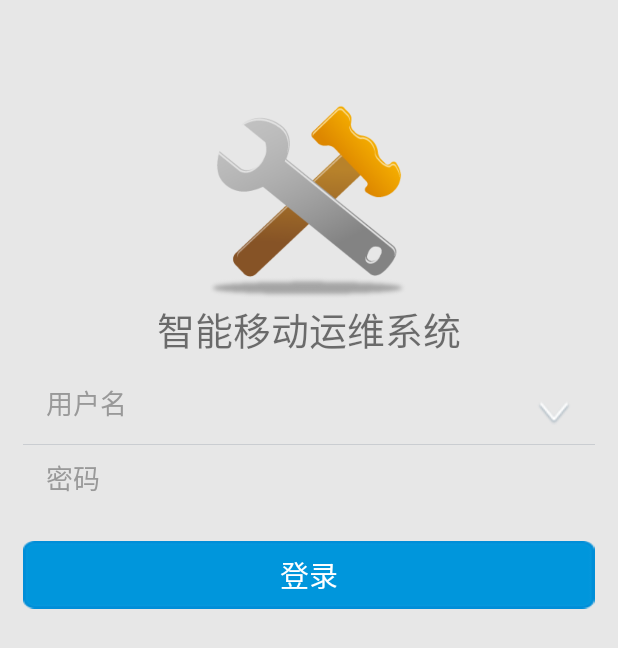
After one commit to zinsserzc/Automove, an Android app: the loginActivity screen opened directly, with no data from a screen before it, on a phone screen of 412 x 824 dp. The commit adds this screen. Shown: the top 648 px of the screen. Run offline under Robolectric (Android 15) with nearby library versions, the phone set to English and light mode, and no system bars.

Commit message:
添加登录界面

```diff
--- a/app/src/main/AndroidManifest.xml
+++ b/app/src/main/AndroidManifest.xml
@@ -17,7 +17,10 @@
         </activity>
         <activity
             android:name=".activity.HomeActivity"
-            android:theme="@style/AppTheme.NoActionBar"></activity>
+            android:theme="@style/AppTheme.NoActionBar" />
+        <activity android:name=".activity.loginActivity">
+
+        </activity>
     </application>
 
 </manifest>
--- /dev/null
+++ b/app/src/main/java/com/dawn/impetus/automove/activity/loginActivity.java
@@ -0,0 +1,156 @@
+package com.dawn.impetus.automove.activity;
+
+
+import android.support.v7.app.AppCompatActivity;
+import android.os.Bundle;
+import android.text.Editable;
+import android.text.TextWatcher;
+import android.util.Log;
+import android.view.View;
+import android.widget.Button;
+import android.widget.EditText;
+import android.widget.Toast;
+
+import com.dawn.impetus.automove.R;
+import com.dawn.impetus.automove.utils.SPUtil;
+
+
+
+public class loginActivity extends AppCompatActivity {
+
+    private EditText userName,passWord;
+    private Button loginBtn;
+
+    private String userString,pswString;
+
+
+
+    @Override
+    protected void onCreate(Bundle savedInstanceState) {
+        super.onCreate(savedInstanceState);
+        //去掉标题
+        if (getSupportActionBar() != null) {
+            getSupportActionBar().hide();
+        }
+        setContentView(R.layout.activity_login);
+        init();
+        setListener();
+
+
+    }
+    //初始化
+    private void init(){
+
+        loginBtn = (Button)findViewById(R.id.login_btnLogin);
+        userName=(EditText)findViewById(R.id.login_edtId);
+        passWord=(EditText)findViewById(R.id.login_edtPwd);
+
+    }
+
+    //设置监听
+    private void  setListener(){
+       setEditorChangeListener();
+        setLoginListener();
+
+    }
+
+
+//    //设置文本框变化监听
+    private void setEditorChangeListener(){
+        //用户名框
+        userName.addTextChangedListener(new TextWatcher() {
+            @Override
+            public void beforeTextChanged(CharSequence charSequence, int i, int i1, int i2) {
+
+            }
+
+            @Override
+            public void onTextChanged(CharSequence charSequence, int i, int i1, int i2) {
+                userString=charSequence.toString();
+            }
+
+            @Override
+            public void afterTextChanged(Editable editable) {
+
+            }
+        });
+
+        //登录密码框
+
+        passWord.addTextChangedListener(new TextWatcher() {
+            @Override
+            public void beforeTextChanged(CharSequence charSequence, int i, int i1, int i2) {
+
+            }
+
+            @Override
+            public void onTextChanged(CharSequence charSequence, int i, int i1, int i2) {
+                pswString=charSequence.toString();
+            }
+
+            @Override
+            public void afterTextChanged(Editable editable) {
+
+            }
+        });
+    }
+
+    //设置登录监听
+    private void setLoginListener(){
+
+        //按钮点击事件
+
+        loginBtn.setOnClickListener(new View.OnClickListener(){
+
+            @Override
+            public  void  onClick(View v)
+            {
+                //登录中ui
+
+
+                if(userString==null||userString.equals(""))
+                {
+                    Toast.makeText(loginActivity.this,"请输入账号",Toast.LENGTH_SHORT).show();
+
+                }else if(pswString==null||pswString.equals(""))
+                {
+                    Toast.makeText(loginActivity.this,"请输入密码",Toast.LENGTH_SHORT).show();
+                }else{
+                    saveUser();
+                    //if(登录成功)
+                    //{
+                    // saveUser();
+                    //跳转
+                    // }
+                    //else{
+                    // 登录失败toast
+                    //
+                    // }
+
+                }
+
+            }
+
+
+        });
+    }
+
+    private void saveUser(){
+        //存入用户名和密码
+        userString = userName.getText().toString();
+        pswString  = passWord.getText().toString();
+        SPUtil.put(getApplicationContext(),"userName",userString);
+        SPUtil.put(getApplicationContext(),"passWord",pswString);
+
+    }
+
+    @Override
+    protected void onStart(){
+        super.onStart();
+
+        //设置初始用户名
+        userString=SPUtil.get(getApplicationContext(),"userName","").toString();
+        if(userString!=null||!userName.equals(""))
+        userName.setText(userString);
+    }
+}
--- /dev/null
+++ b/app/src/main/res/drawable/login_button_style.xml
@@ -0,0 +1,9 @@
+<?xml version="1.0" encoding="UTF-8"?>
+<selector xmlns:android="http://schemas.android.com/apk/res/android">
+
+    <item android:drawable="@drawable/login_button_press"
+        android:state_pressed="true"/>
+    <item android:drawable="@drawable/login_button_nor"
+         android:state_pressed="false"/>
+
+</selector>
--- /dev/null
+++ b/app/src/main/res/layout/activity_login.xml
@@ -0,0 +1,111 @@
+<?xml version="1.0" encoding="utf-8"?>
+<LinearLayout xmlns:android="http://schemas.android.com/apk/res/android"
+    android:layout_width="match_parent"
+    android:layout_height="match_parent"
+    android:background="#e7e7e7"
+    android:orientation="vertical" >
+
+    <ImageView
+        android:layout_width="132dp"
+        android:layout_height="132dp"
+        android:layout_gravity="center"
+        android:layout_marginTop="68dp"
+        android:src="@drawable/icon_avatar_login" />
+    <TextView
+        android:layout_width="match_parent"
+        android:layout_height="wrap_content"
+        android:text="智能移动运维系统"
+        android:textSize="25dp"
+        android:gravity="center"
+        />
+    <LinearLayout
+        android:id="@+id/login_linearLayout"
+        android:layout_width="match_parent"
+        android:layout_height="wrap_content"
+        android:layout_gravity="center"
+        android:layout_marginLeft="15dp"
+        android:layout_marginRight="15dp"
+        android:layout_marginTop="8dp"
+        android:orientation="vertical" >
+
+        <LinearLayout
+            android:layout_width="match_parent"
+            android:layout_height="wrap_content"
+
+            android:orientation="vertical" >
+
+            <LinearLayout
+                android:id="@+id/userId_LinearLayout"
+                android:layout_width="match_parent"
+                android:layout_height="wrap_content"
+                android:gravity="right"
+                android:orientation="horizontal" >
+
+                <!-- android:ems="10"表示EditText内最多只显示10个字符，超出不显示 -->
+                <!-- android:singleLine="true"表示不能全部显示时，后面用“…”来表示 -->
+                <EditText
+                    android:id="@+id/login_edtId"
+                    android:layout_width="0dp"
+                    android:layout_height="44dp"
+                    android:layout_weight="1"
+                    android:background="@null"
+                    android:ems="10"
+                    android:hint="@string/idtxthint"
+                    android:paddingLeft="15dp"
+                    android:paddingRight="15dp"
+                    android:singleLine="true"
+                    android:textColorHint="#999999"
+                    android:textSize="18sp" >
+
+                    <requestFocus />
+                </EditText>
+
+                <ImageView
+                    android:id="@+id/login_more_user"
+                    android:layout_width="wrap_content"
+                    android:layout_height="44dp"
+                    android:layout_marginRight="15dp"
+                    android:layout_marginTop="5dp"
+                    android:src="@drawable/login_more_up" />
+            </LinearLayout>
+
+            <!-- 横线  -->
+            <View
+                android:layout_width="match_parent"
+                android:layout_height="0.5dp"
+                android:background="#CACDD1" />
+
+            <EditText
+                android:id="@+id/login_edtPwd"
+                android:layout_width="match_parent"
+                android:layout_height="44dp"
+                android:background="@null"
+                android:hint="@string/pwdtxthint"
+                android:inputType="textPassword"
+                android:paddingLeft="15dp"
+                android:paddingRight="0dp"
+                android:singleLine="true"
+                android:textColorHint="#999999"
+                android:textSize="18sp" />
+        </LinearLayout>
+
+        <Button
+            android:id="@+id/login_btnLogin"
+            android:layout_width="match_parent"
+            android:layout_height="45dp"
+            android:layout_marginTop="20dp"
+            android:background="@drawable/login_button_style"
+            android:text="@string/loginbtntext"
+            android:textColor="#FFFFFF"
+            android:textSize="19sp" />
+    </LinearLayout>
+
+    <LinearLayout
+        android:layout_width="match_parent"
+        android:layout_height="0dp"
+        android:layout_weight="1"
+        android:orientation="vertical" />
+
+
+
+</LinearLayout>
--- a/app/src/main/res/values/strings.xml
+++ b/app/src/main/res/values/strings.xml
@@ -11,7 +11,11 @@
     <string name="jk">监控</string>
     <string name="gl">管理</string>
     <string name="sz">设置</string>
-
+    <string name="idtxthint">用户名</string>
+    <string name="pwdtxthint">密码</string>
+    <string name="loginbtntext">登录</string>
+    <string name="forgot_pwd">忘记密码？</string>
+    <string name="loading">正在登录</string>
     <!-- TODO: Remove or change this placeholder text -->
     <string name="hello_blank_fragment">Hello blank fragment</string>
 </resources>
```
Also changed, not shown: app/src/main/java/com/dawn/impetus/automove/utils/SPUtil.java (added, +91 -0 lines), app/src/main/res/drawable/progressbar_anim.xml (added, +7 -0 lines), app/src/main/res/drawable/common_loading2_0.png (added), app/src/main/res/drawable/icon_avatar_login.png (added), app/src/main/res/drawable/login_button_nor.jpg (added), app/src/main/res/drawable/login_button_press.jpg (added), app/src/main/res/drawable/login_more_down.png (added), app/src/main/res/drawable/login_more_up.png (added), 1 other file.
